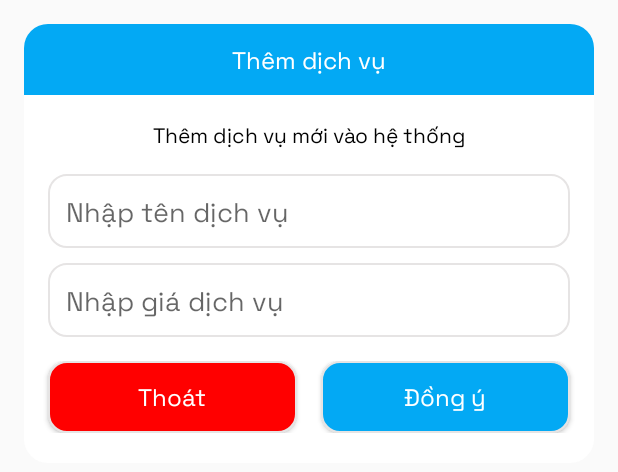
After one commit to kedokato-dev/QuanLyPhongTro, an Android app: the layout layout_dialog_service.xml on its own in the app's theme, with its tools: preview values and no code run, on a phone screen of 412 x 824 dp. The commit adds this screen. Shown: the top 472 px of the screen. Run offline under Robolectric (Android 15) with nearby library versions, the phone set to English and light mode, and no system bars.

Commit message:
custom dialog, thêm chức năng thêm dịch vụ và xóa dịch vụ

```diff
--- a/app/src/main/java/com/example/quanlyphongtro/database/ServiceDAO.java
+++ b/app/src/main/java/com/example/quanlyphongtro/database/ServiceDAO.java
@@ -1,6 +1,7 @@
 package com.example.quanlyphongtro.database;
 
 import androidx.room.Dao;
+import androidx.room.Delete;
 import androidx.room.Insert;
 import androidx.room.Query;
 
@@ -14,6 +15,11 @@ import java.util.List;
 public interface ServiceDAO {
     @Insert
     void insertService(Service service);
+    @Delete
+    void delete(Service service);
+
+    @Query("SELECT * FROM service WHERE serviceName = :serviceName AND pricePerUnit = :servicePrice")
+    Service getServiceByNameAndPrice(String serviceName, double servicePrice);
     @Query("SELECT serviceName, pricePerUnit FROM SERVICE")
     List<ServicePOJO> getListService();
 
--- /dev/null
+++ b/app/src/main/res/drawable/bg_blue_conner_16_top_left_top_right.xml
@@ -0,0 +1,6 @@
+<?xml version="1.0" encoding="utf-8"?>
+<shape xmlns:android="http://schemas.android.com/apk/res/android">
+    <solid android:color="@color/blue"/>
+    <corners android:topLeftRadius="16dp"
+        android:topRightRadius="16dp"/>
+</shape>
--- /dev/null
+++ b/app/src/main/res/drawable/bg_white_conner_16.xml
@@ -0,0 +1,5 @@
+<?xml version="1.0" encoding="utf-8"?>
+<shape xmlns:android="http://schemas.android.com/apk/res/android">
+    <solid android:color="@color/white"/>
+    <corners android:radius="16dp"/>
+</shape>
--- /dev/null
+++ b/app/src/main/res/drawable/shape_color_red_outline_gray.xml
@@ -0,0 +1,13 @@
+<!-- res/drawable/border.xml -->
+<shape xmlns:android="http://schemas.android.com/apk/res/android">
+    <solid android:color="@color/red" />
+    <stroke
+        android:width="1dp"
+        android:color="#E6E4E4"/> <!-- Viền đen với độ dày 2dp -->
+    <corners android:radius="12dp"/> <!-- Bo tròn các góc, nếu muốn -->
+    <padding
+        android:left="10dp"
+        android:top="10dp"
+        android:right="10dp"
+        android:bottom="10dp" /> <!-- Khoảng cách bên trong -->
+</shape>
--- a/app/src/main/res/layout/fragment_home.xml
+++ b/app/src/main/res/layout/fragment_home.xml
@@ -32,7 +32,7 @@
    </com.google.android.material.appbar.AppBarLayout>
 
    <com.google.android.material.floatingactionbutton.FloatingActionButton
-       android:id="@+id/fab_add"
+       android:id="@+id/fab_add_service"
        android:src="@drawable/ic_plus"
        android:layout_width="wrap_content"
        android:layout_height="wrap_content"
--- /dev/null
+++ b/app/src/main/res/layout/layout_dialog_service.xml
@@ -0,0 +1,87 @@
+<?xml version="1.0" encoding="utf-8"?>
+<LinearLayout xmlns:android="http://schemas.android.com/apk/res/android"
+    android:layout_width="match_parent"
+    android:layout_height="wrap_content"
+    android:orientation="vertical"
+    android:background="@drawable/bg_white_conner_16"
+    android:layout_margin="16dp">
+
+    <TextView
+        android:text="Thêm dịch vụ"
+        android:gravity="center"
+        android:textSize="16sp"
+        android:padding="12dp"
+        android:textColor="@color/white"
+        android:background="@drawable/bg_blue_conner_16_top_left_top_right"
+        android:layout_width="match_parent"
+        android:layout_height="wrap_content"/>
+
+    <LinearLayout
+        android:padding="16dp"
+        android:orientation="vertical"
+        android:layout_width="match_parent"
+        android:layout_height="wrap_content">
+
+        <TextView
+            android:text="Thêm dịch vụ mới vào hệ thống"
+            android:gravity="center"
+            android:textSize="14sp"
+            android:textColor="@color/black"
+            android:layout_width="match_parent"
+            android:layout_height="wrap_content"/>
+
+        <EditText
+            android:id="@+id/edt_service_name"
+            android:hint="Nhập tên dịch vụ"
+            android:layout_marginTop="16dp"
+            android:background="@drawable/shape_color_white_outline_gray"
+            android:padding="12dp"
+            android:layout_width="match_parent"
+            android:layout_height="wrap_content"/>
+
+        <EditText
+            android:id="@+id/edt_service_price"
+            android:hint="Nhập giá dịch vụ"
+            android:inputType="number"
+            android:layout_marginTop="10dp"
+            android:background="@drawable/shape_color_white_outline_gray"
+            android:padding="12dp"
+            android:layout_width="match_parent"
+            android:layout_height="wrap_content"/>
+
+    </LinearLayout>
+
+    <LinearLayout
+        android:layout_marginBottom="20dp"
+        android:orientation="horizontal"
+        android:layout_width="match_parent"
+        android:layout_height="wrap_content">
+
+        <Button
+            android:textSize="16sp"
+            android:text="Thoát"
+            android:layout_marginEnd="16dp"
+            android:layout_marginStart="16dp"
+            android:textColor="@color/white"
+            android:textAllCaps="false"
+            android:id="@+id/btn_cancel"
+            android:layout_width="0dp"
+            android:layout_height="wrap_content"
+            android:background="@drawable/shape_color_red_outline_gray"
+            android:layout_weight="1"/>
+
+        <Button
+            android:textSize="16sp"
+            android:text="Đồng ý"
+            android:textColor="@color/white"
+            android:layout_marginEnd="16dp"
+            android:id="@+id/btn_add"
+            android:textAllCaps="false"
+            android:layout_width="0dp"
+            android:layout_height="wrap_content"
+            android:background="@drawable/shape_color_blue_outline_gray"
+            android:layout_weight="1"/>
+
+    </LinearLayout>
+
+</LinearLayout>
--- a/app/src/main/res/values/colors.xml
+++ b/app/src/main/res/values/colors.xml
@@ -7,6 +7,7 @@
     <color name="orange">#CC3B0D</color>
     <color name="green">#0AE813</color>
     <color name="gray">#595959</color>
+    <color name="yellow">#FFEB3B</color>
 
 
 
```
Also changed, not shown: app/src/main/java/com/example/quanlyphongtro/activity/HomeFragment.java (+124 -8 lines), app/src/main/java/com/example/quanlyphongtro/adapter/ItemServiceAdapter.java (+27 -2 lines), app/src/main/java/com/example/quanlyphongtro/model/Service.java (+9 -0 lines).
